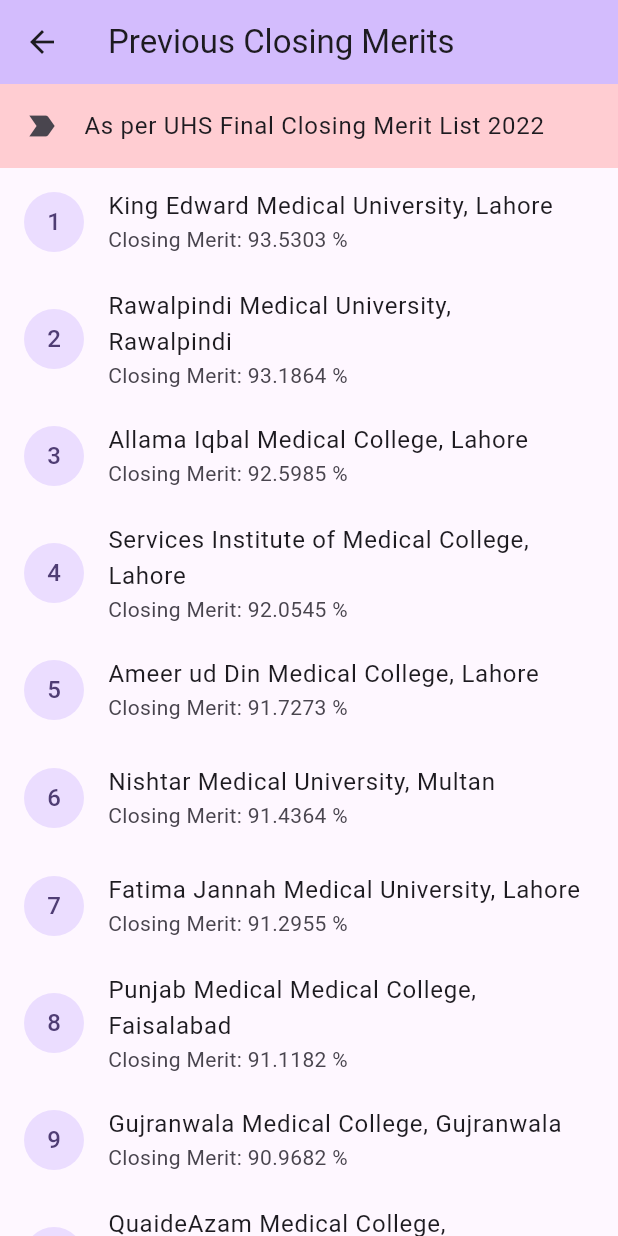
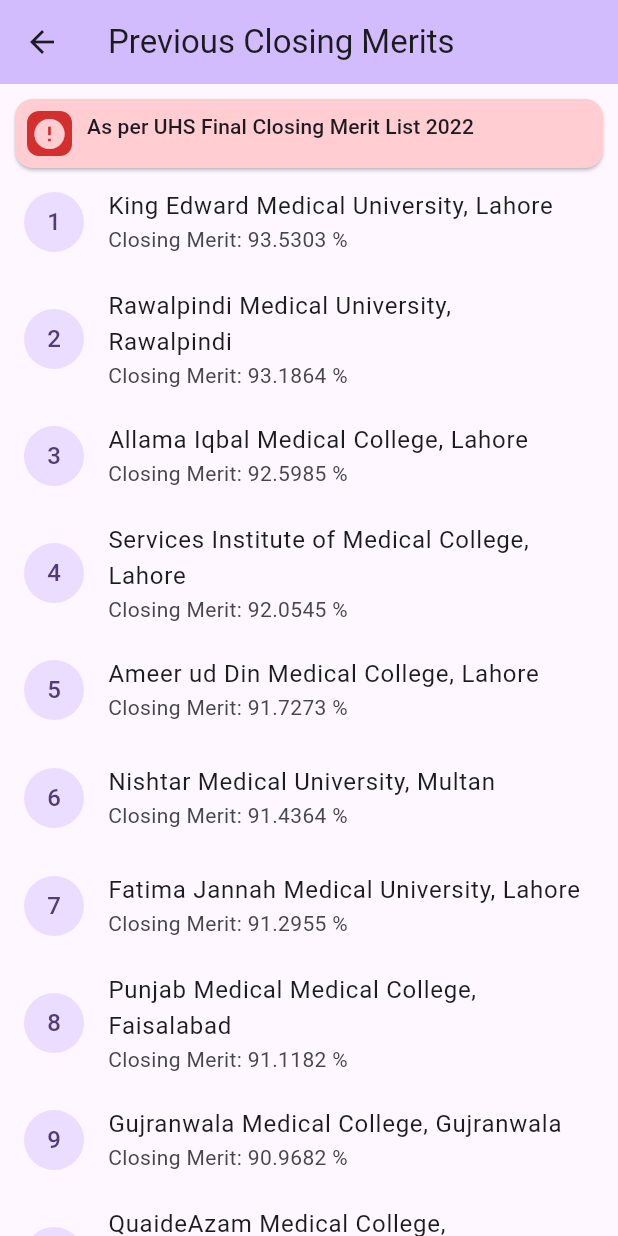
Before and after one commit to saadshd/PMDC-MDCAT-Aggregate-Calculator, a Flutter app: the PreviousMeritScreen screen opened directly, on a phone screen of 412 x 824 dp. Run offline on Flutter 3.47's test engine with Material 2 defaults, Android fonts, the phone set to English and light mode, and no system bars.

Commit message:
Adding InfoTile

```diff
--- /dev/null
+++ b/lib/view/components/info_tile.dart
@@ -0,0 +1,46 @@
+import 'package:flutter/material.dart';
+import 'package:merit_calculator/utils/app_color.dart';
+
+class InfoTile extends StatelessWidget {
+  String info;
+
+  InfoTile({super.key, required this.info});
+
+  @override
+  Widget build(BuildContext context) {
+    return Card(
+      color: AppColor.tileColor,
+      margin: const EdgeInsets.fromLTRB(10, 10, 10, 0),
+      child: Padding(
+        padding: const EdgeInsets.all(8.0),
+        child: Row(
+          crossAxisAlignment: CrossAxisAlignment.start,
+          children: [
+            ClipRRect(
+              borderRadius: BorderRadius.circular(8.0),
+              child: Container(
+                color: Colors.red.shade700,
+                child: Padding(
+                  padding: const EdgeInsets.all(3.0),
+                  child: Icon(
+                    Icons.error,
+                    color: AppColor.tileColor,
+                  ),
+                ),
+              ),
+            ),
+            const SizedBox(
+              width: 10,
+            ),
+            Expanded(
+              child: Text(
+                info,
+                style: Theme.of(context).textTheme.titleSmall,
+              ),
+            ),
+          ],
+        ),
+      ),
+    );
+  }
+}
--- a/lib/view/filtered_colleges_screen.dart
+++ b/lib/view/filtered_colleges_screen.dart
@@ -1,7 +1,7 @@
 import 'package:flutter/material.dart';
 import 'package:merit_calculator/provider/aggregate_provider.dart';
-import 'package:merit_calculator/utils/app_color.dart';
 import 'package:merit_calculator/utils/utils.dart';
+import 'package:merit_calculator/view/components/info_tile.dart';
 import 'package:provider/provider.dart';
 
 class FilteredCollegesScreen extends StatelessWidget {
@@ -10,7 +10,8 @@
   @override
   Widget build(BuildContext context) {
     final aggregateProvider = Provider.of<AggregateProvider>(context);
-    final filteredColleges = Utils.getCollegesByAggregate(aggregateProvider.totalAggregate);
+    final filteredColleges =
+        Utils.getCollegesByAggregate(aggregateProvider.totalAggregate);
     return Scaffold(
       appBar: AppBar(
         backgroundColor: Theme.of(context).colorScheme.inversePrimary,
@@ -23,10 +24,9 @@
             Expanded(
               child: Column(
                 children: [
-                  ListTile(
-                    tileColor: AppColor.tileColor,
-                    leading: const Icon(Icons.label_important),
-                    title: const Text('These colleges are shown after comparing your current aggregate with last year closing merit. Its just an estimation for comparison with last year.'),
+                  InfoTile(
+                    info:
+                        'These colleges are shown after comparing your current aggregate with last year closing merit. Its just an estimation for comparison with last year.',
                   ),
                   Expanded(
                     child: ListView.builder(
@@ -34,9 +34,12 @@
                       itemCount: filteredColleges.length,
                       itemBuilder: (BuildContext context, int index) {
                         return ListTile(
-                          leading: CircleAvatar(child: Text('${index + 1}'),),
+                          leading: CircleAvatar(
+                            child: Text('${index + 1}'),
+                          ),
                           title: Text(filteredColleges[index].name),
-                          subtitle: Text("Merit: ${filteredColleges[index].merit}"),
+                          subtitle:
+                              Text("Merit: ${filteredColleges[index].merit}"),
                         );
                       },
                     ),
@@ -47,9 +50,9 @@
           else
             Center(
               child: Text(
-                'No colleges found for this aggregate. \nKeep working hard.',
-                textAlign: TextAlign.center,
-                style: Theme.of(context).textTheme.titleMedium
+                  'No colleges found for this aggregate. \nKeep working hard.',
+                  textAlign: TextAlign.center,
+                  style: Theme.of(context).textTheme.titleMedium
               ),
             ),
         ],
--- a/lib/view/previous_merit_screen.dart
+++ b/lib/view/previous_merit_screen.dart
@@ -1,7 +1,6 @@
 import 'package:flutter/material.dart';
 import 'package:merit_calculator/utils/college_list.dart';
-import 'package:merit_calculator/utils/app_color.dart';
-
+import 'package:merit_calculator/view/components/info_tile.dart';
 
 class PreviousMeritScreen extends StatelessWidget {
   const PreviousMeritScreen({super.key});
@@ -15,25 +14,24 @@
         ),
         body: Column(
           children: [
-          ListTile(
-            tileColor: AppColor.tileColor,
-            leading: const Icon(Icons.label_important),
-            title: const Text('As per UHS Final Closing Merit List 2022'),
-          ),
+            InfoTile(info: 'As per UHS Final Closing Merit List 2022'),
             Expanded(
               child: ListView.builder(
                 itemCount: collegeList.length,
                 itemBuilder: (BuildContext context, int index) {
                   return ListTile(
-                  leading: CircleAvatar(child: Text('${index + 1}'),),
+                    leading: CircleAvatar(
+                      child: Text('${index + 1}'),
+                    ),
                     title: Text(collegeList[index].name),
-                  subtitle: Text('Closing Merit: ${collegeList[index].merit} %'),
+                    subtitle:
+                        Text('Closing Merit: ${collegeList[index].merit} %'),
                   );
                 },
               ),
             ),
           ],
-      )
+        ),
     );
   }
 }
```
Lines whose indentation alone changed are shown as unchanged.
